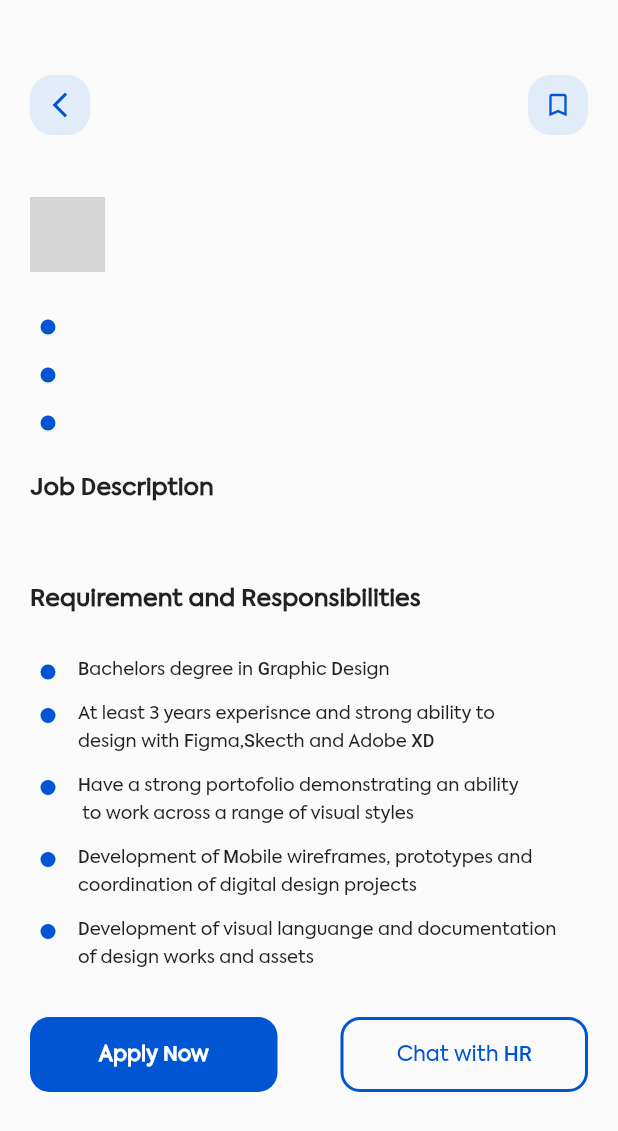
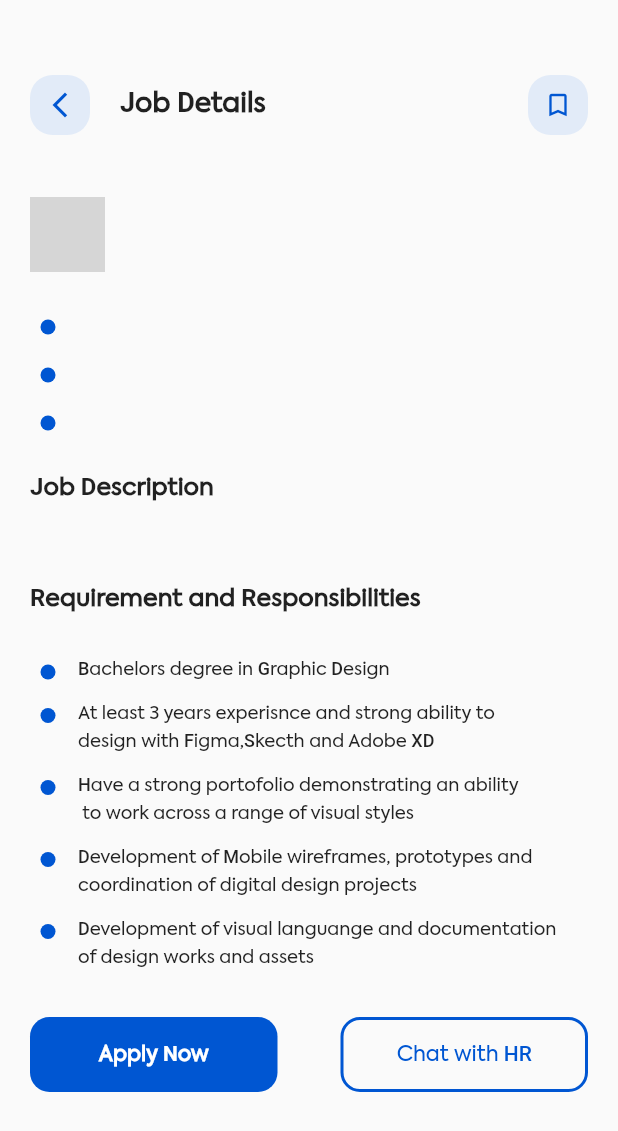
Before and after one commit to choiruladamm/arbeit_app, a Flutter app: the JobDetails screen opened directly with empty values, on a phone screen of 412 x 824 dp. Shown: the top 1131 px of the screen. Run offline on Flutter 3.47's test engine with Material 2 defaults, Android fonts, the phone set to English and light mode, and no system bars; our stand-ins replace carousel_slider, google_nav_bar, hive, unicons; accounts and stored records are empty; network calls fail; grey boxes are pictures that could not be loaded.

Commit message:
arbeit app

```diff
--- a/lib/screens/job_details.dart
+++ b/lib/screens/job_details_pages.dart
@@ -1,9 +1,9 @@
 // ignore_for_file: prefer_const_constructors
 // ignore_for_file: prefer_typing_uninitialized_variables
 
-import 'package:arbeit_app/colors.dart';
+import 'package:arbeit_app/widgets/colors.dart';
 import 'package:flutter/material.dart';
-import 'package:arbeit_app/data.dart';
+import 'package:arbeit_app/widgets/data.dart';
 
 class JobDetails extends StatefulWidget {
   final jobDetail;
@@ -27,6 +27,8 @@ class _JobDetailsState extends State<JobDetails> {
               child: Row(
                 mainAxisAlignment: MainAxisAlignment.spaceBetween,
                 children: [
+                  Row(
+                    children: [
                       GestureDetector(
                         onTap: () => Navigator.pop(context),
                         child: Container(
@@ -42,6 +44,16 @@ class _JobDetailsState extends State<JobDetails> {
                             size: 20.0,
                           ),
                         ),
+                      ),
+                      SizedBox(width: 20),
+                      Text(
+                        'Job Details',
+                        style: TextStyle(
+                          fontSize: 18,
+                          fontWeight: FontWeight.w600,
+                        ),
+                      ),
+                    ],
                   ),
                   GestureDetector(
                     onTap: () {},
@@ -362,6 +374,7 @@ class _JobDetailsState extends State<JobDetails> {
               ),
             ),
 
+            // button
             Padding(
               padding: const EdgeInsets.only(
                   left: 20, right: 20, top: 30, bottom: 20),
--- a/lib/screens/notifications_pages.dart
+++ b/lib/screens/notifications_pages.dart
@@ -1,7 +1,7 @@
 // ignore_for_file: prefer_const_constructors
 
-import 'package:arbeit_app/colors.dart';
-import 'package:arbeit_app/data.dart';
+import 'package:arbeit_app/widgets/colors.dart';
+import 'package:arbeit_app/widgets/data.dart';
 import 'package:flutter/material.dart';
 
 class NotificationsPages extends StatelessWidget {
@@ -42,7 +42,7 @@ class NotificationsPages extends StatelessWidget {
                       fontSize: 18,
                       fontWeight: FontWeight.w600,
                     ),
-                  )
+                  ),
                 ],
               ),
             ),
--- a/lib/root_pages.dart
+++ b/lib/screens/root_pages.dart
@@ -1,6 +1,6 @@
 // ignore_for_file: prefer_const_constructors
 
-import 'package:arbeit_app/colors.dart';
+import 'package:arbeit_app/widgets/colors.dart';
 import 'package:arbeit_app/screens/applicants_pages.dart';
 import 'package:arbeit_app/screens/home_pages.dart';
 import 'package:flutter/cupertino.dart';
--- a/lib/splash_screen.dart
+++ b/lib/splash_screen.dart
@@ -1,6 +1,6 @@
 // ignore_for_file: prefer_const_constructors
 
-import 'package:arbeit_app/root_pages.dart';
+import 'package:arbeit_app/screens/root_pages.dart';
 import 'package:arbeit_app/screens/home_pages.dart';
 import 'package:flutter/material.dart';
 import 'dart:async';
```
Also changed, not shown: lib/screens/home_pages.dart (+5 -4 lines), lib/screens/saved_pages.dart (+7 -9 lines), lib/widgets/colors.dart (renamed from lib/colors.dart), lib/widgets/data.dart (renamed from lib/data.dart). Lines whose indentation alone changed are shown as unchanged.
